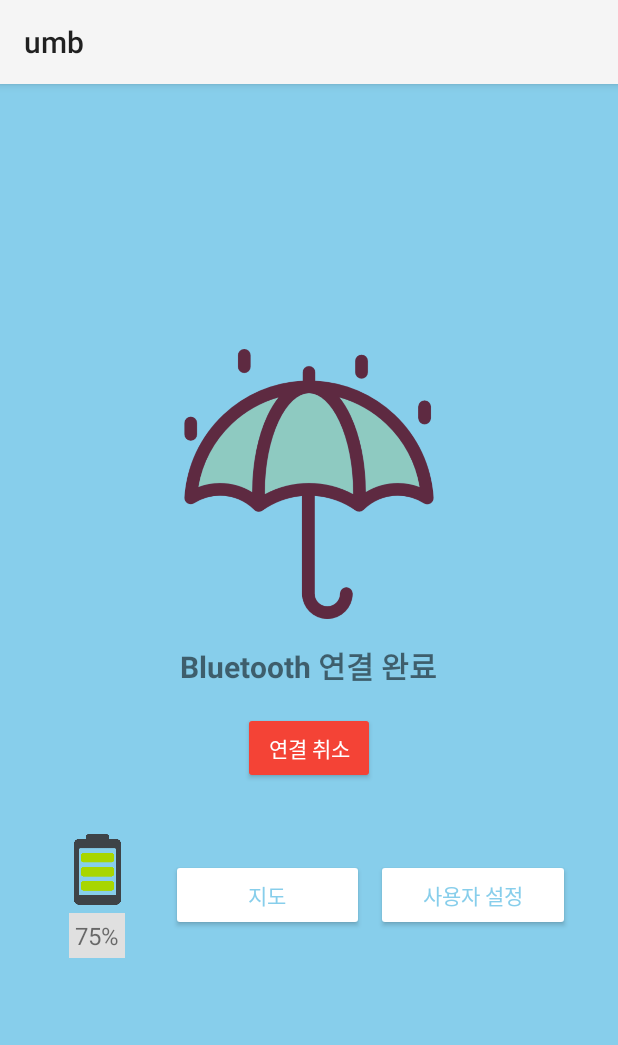
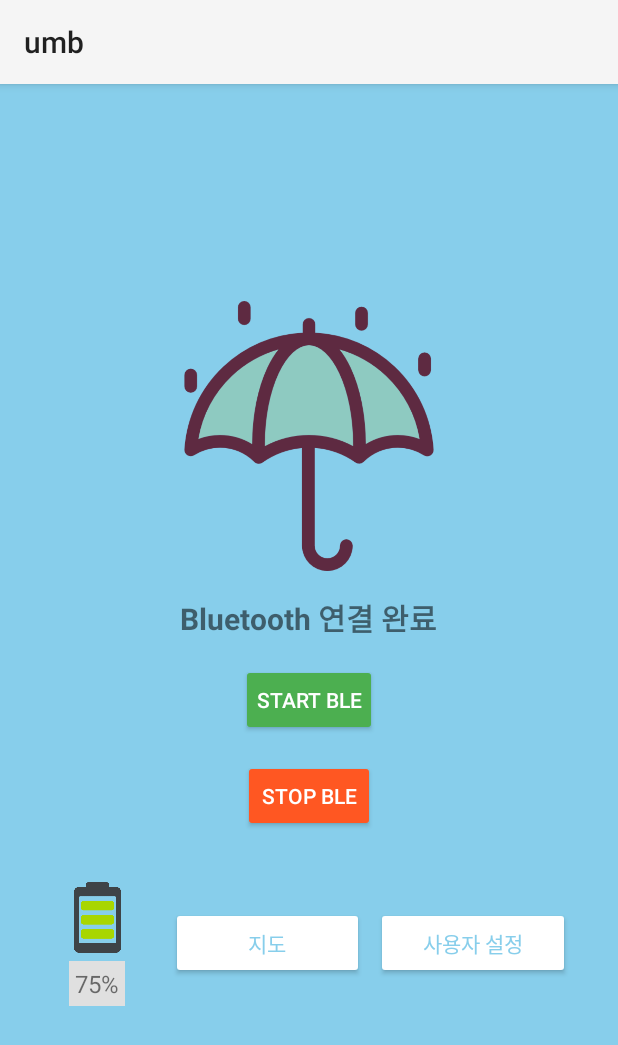
Before and after one commit to SmartUmbrella-Capstone/SmartUmbrella, an Android app: the screen it shows after launch (MainActivity), after a tap on "SKIP BLUETOOTH CHECK", on a phone screen of 412 x 824 dp. Shown: the top 1045 px of the screen. Run offline under Robolectric (Android 15) with nearby library versions, the phone set to English and light mode, and no system bars.

Commit message:
ble통신

```diff
--- a/app/src/main/java/com/example/smartumbrella/MainActivity.java
+++ b/app/src/main/java/com/example/smartumbrella/MainActivity.java
@@ -31,7 +31,8 @@ public class MainActivity extends AppCompatActivity {
         // 버튼 초기화
         Button buttonMap = findViewById(R.id.button1);
         Button buttonSettings = findViewById(R.id.button2);
-        Button buttonCancel = findViewById(R.id.buttonCancel); // 연결 취소 버튼
+        Button buttonStartBLE = findViewById(R.id.buttonStartBLE); // Start BLE 버튼
+        Button buttonStopBLE = findViewById(R.id.buttonStopBLE); // Stop BLE 버튼
 
         // 지도 버튼 클릭 리스너
         buttonMap.setOnClickListener(v -> {
@@ -44,9 +45,13 @@ public class MainActivity extends AppCompatActivity {
             Intent intent = new Intent(MainActivity.this, SettingActivity.class);
             startActivity(intent);
         });
+        // Start BLE 버튼 클릭 리스너
+        buttonStartBLE.setOnClickListener(v -> startBLEScan());
 
-        // 연결 취소 버튼 클릭 리스너
-        buttonCancel.setOnClickListener(v -> showDisconnectDialog()); // 연결 해제 확인 다이얼로그 표시
+        // Stop BLE 버튼 클릭 리스너
+        buttonStopBLE.setOnClickListener(v -> stopBLEScan());
+
+
 
         // BLE 권한 요청
         requestBluetoothPermissions();
@@ -86,7 +91,6 @@ public class MainActivity extends AppCompatActivity {
 
             if (allPermissionsGranted) {
                 // 모든 권한이 허용된 경우 BLE 스캔 시작
-                startBLEScan();
             } else {
                 // 권한이 거부된 경우 사용자에게 알림
                 Toast.makeText(this, "Bluetooth 권한이 필요합니다.", Toast.LENGTH_SHORT).show();
@@ -103,19 +107,11 @@ public class MainActivity extends AppCompatActivity {
             Toast.makeText(this, "필수 권한이 없습니다.", Toast.LENGTH_SHORT).show();
         }
     }
+    // BLE 스캔 중지 메서드
+    private void stopBLEScan() {
+        bleManager.disconnect(); // Assuming stopScanning method exists in BLEManager class
+        Toast.makeText(this, "BLE 스캔이 중지되었습니다.", Toast.LENGTH_SHORT).show();
+    }
 
-    // 연결 해제 확인 다이얼로그
-    private void showDisconnectDialog() {
-        new AlertDialog.Builder(this)
-                .setTitle("연결 해제")
-                .setMessage("정말 연결을 해제하시겠습니까?")
-                .setPositiveButton("예", (dialog, which) -> {
-                    // SubMainActivity로 이동
-                    Intent intent = new Intent(MainActivity.this, SubMainActivity.class);
-                    startActivity(intent);
-                    finish(); // MainActivity 종료
-                })
-                .setNegativeButton("아니오", null) // 액션 없이 다이얼로그 닫기
-                .show();
-    }
+
 }
--- a/app/src/main/java/com/example/smartumbrella/SubMainActivity.java
+++ b/app/src/main/java/com/example/smartumbrella/SubMainActivity.java
@@ -18,7 +18,7 @@ import androidx.core.content.ContextCompat;
 
 public class SubMainActivity extends AppCompatActivity {
     private static final int REQUEST_CODE_LOCATION = 1;
-    private static final String TARGET_DEVICE_NAME = "ESP32_BLE_Test";  // 타겟 장치 이름
+    private static final String TARGET_DEVICE_NAME = "SmartUmbrella";  // 타겟 장치 이름
     private BluetoothAdapter bluetoothAdapter;
 
     @Override
@@ -53,6 +53,7 @@ public class SubMainActivity extends AppCompatActivity {
             Intent intent = new Intent(Settings.ACTION_BLUETOOTH_SETTINGS);
             startActivityForResult(intent, REQUEST_CODE_LOCATION);
         });
+
         // Skip button to go directly to MainActivity
         Button skipButton = findViewById(R.id.skip_button);
         skipButton.setOnClickListener(view -> {
--- a/app/src/main/res/layout/activity_main.xml
+++ b/app/src/main/res/layout/activity_main.xml
@@ -7,8 +7,6 @@
     android:gravity="center"
     android:padding="16dp"
     android:background="@color/light_blue">
-
-
 
     <ImageView
         android:id="@+id/umbrella"
@@ -28,14 +26,27 @@
         android:layout_marginBottom="16dp"
         android:textStyle="bold" />
 
-    <!-- 연결 취소 버튼 추가 -->
+
+
+    <!-- Start BLE 버튼 추가 -->
     <Button
-        android:id="@+id/buttonCancel"
+        android:id="@+id/buttonStartBLE"
         android:layout_width="wrap_content"
         android:layout_height="wrap_content"
-        android:text="연결 취소"
+        android:text="Start BLE"
         android:textColor="#FFFFFF"
-        android:backgroundTint="#F44336"
+        android:backgroundTint="#4CAF50"
+        android:layout_marginBottom="16dp"
+        android:padding="10dp" />
+
+    <!-- Stop BLE 버튼 추가 -->
+    <Button
+        android:id="@+id/buttonStopBLE"
+        android:layout_width="wrap_content"
+        android:layout_height="wrap_content"
+        android:text="Stop BLE"
+        android:textColor="#FFFFFF"
+        android:backgroundTint="#FF5722"
         android:layout_marginBottom="24dp"
         android:padding="10dp" />
 
@@ -61,7 +72,7 @@
                 android:layout_height="50dp"
                 android:scaleType="fitCenter"
                 android:src="@drawable/battery"
-                 />
+                />
 
             <TextView
                 android:id="@+id/batteryPercentage"
--- a/app/src/main/res/layout/activity_setting.xml
+++ b/app/src/main/res/layout/activity_setting.xml
@@ -85,12 +85,6 @@
         android:layout_height="wrap_content"
         android:text="업데이트 알림 받기" />
 
-    <CheckBox
-        android:id="@+id/checkBoxDarkMode"
-        android:layout_width="match_parent"
-        android:layout_height="wrap_content"
-        android:text="다크 모드 사용" />
-
     <Button
         android:id="@+id/buttonSave"
         android:layout_width="match_parent"
```
Also changed, not shown: app/src/main/java/com/example/smartumbrella/BLEManager.java (+15 -1 lines).
